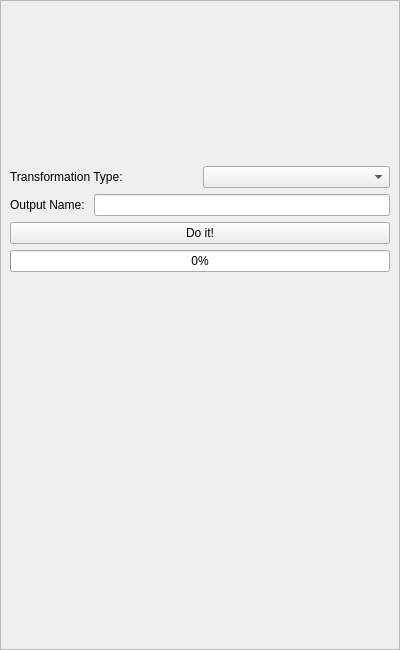
The window that src/WhiskerToolbox/DataTransform_Widget/DataTransform_Widget.ui (paulmthompson/WhiskerToolbox) describes before a commit, drawn with Qt 5.
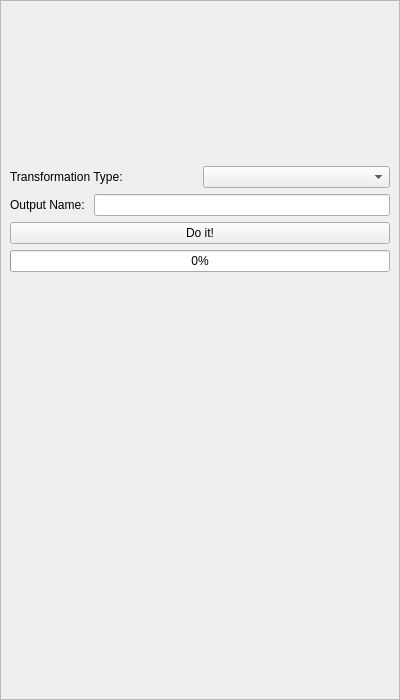
The same window after the commit. Custom widgets are drawn as their Qt base class.

Commit message: Data Transform UI Fixes

The edit to the form file:
```diff
--- a/src/WhiskerToolbox/DataTransform_Widget/DataTransform_Widget.ui
+++ b/src/WhiskerToolbox/DataTransform_Widget/DataTransform_Widget.ui
@@ -7,7 +7,7 @@
     <x>0</x>
     <y>0</y>
     <width>400</width>
-    <height>650</height>
+    <height>700</height>
    </rect>
   </property>
   <property name="sizePolicy">
@@ -18,8 +18,8 @@
   </property>
   <property name="minimumSize">
    <size>
-    <width>250</width>
-    <height>600</height>
+    <width>350</width>
+    <height>700</height>
    </size>
   </property>
   <property name="windowTitle">
@@ -40,7 +40,7 @@
      <x>0</x>
      <y>0</y>
      <width>398</width>
-     <height>648</height>
+     <height>698</height>
     </rect>
    </property>
    <layout class="QVBoxLayout" name="verticalLayout" stretch="0,0,0,0,0,0,1,0">
```
The commit also changes 3 other files.
